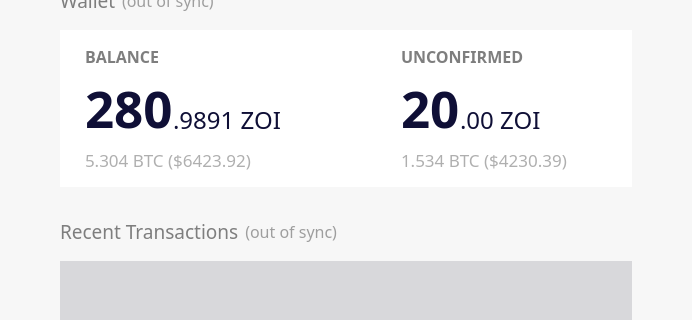
Above: src/qt/forms/overviewpage.ui from noirofficial/noir before the change; both pictures show x 0 to 692 and y 108 to 428 of the 692 by 612 pixel window. Below: the same form after it.
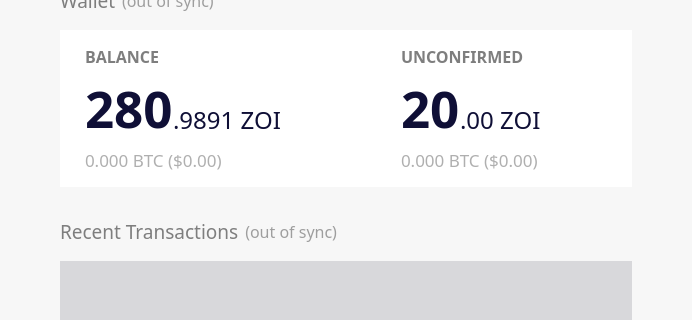
That is the form after the change. Icons and pictures are not drawn.

Commit message: Set values for windows and linux

Diff of the .ui file:
```diff
--- a/src/qt/forms/overviewpage.ui
+++ b/src/qt/forms/overviewpage.ui
@@ -1044,7 +1044,7 @@
 </string>
                </property>
                <property name="text">
-                <string>1.534 BTC ($4230.39)</string>
+                <string>0.000 BTC ($0.00)</string>
                </property>
                <property name="textInteractionFlags">
                 <set>Qt::NoTextInteraction</set>
@@ -1238,7 +1238,7 @@
 </string>
                </property>
                <property name="text">
-                <string>5.304 BTC ($6423.92)</string>
+                <string>0.000 BTC ($0.00)</string>
                </property>
                <property name="textInteractionFlags">
                 <set>Qt::NoTextInteraction</set>
```
Left out of the diff: 2 changed lines with no effect on the pictures. The commit also changes 5 other files.
